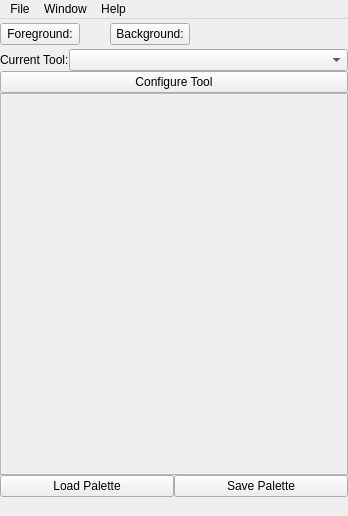
skitzycat/beedraw, file designer/BeeMasterUI.ui: the form before one commit.
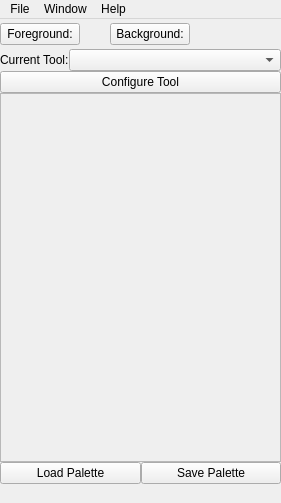
The form after the commit.

Diff of the .ui file:
```diff
--- a/designer/BeeMasterUI.ui
+++ b/designer/BeeMasterUI.ui
@@ -11,8 +11,8 @@
    <rect>
     <x>0</x>
     <y>0</y>
-    <width>348</width>
-    <height>516</height>
+    <width>281</width>
+    <height>503</height>
    </rect>
   </property>
   <property name="sizePolicy" >
@@ -185,7 +185,7 @@
     <rect>
      <x>0</x>
      <y>0</y>
-     <width>348</width>
+     <width>281</width>
      <height>35</height>
     </rect>
    </property>
```
Left out of the diff: 4 changed lines with no effect on the pictures.
